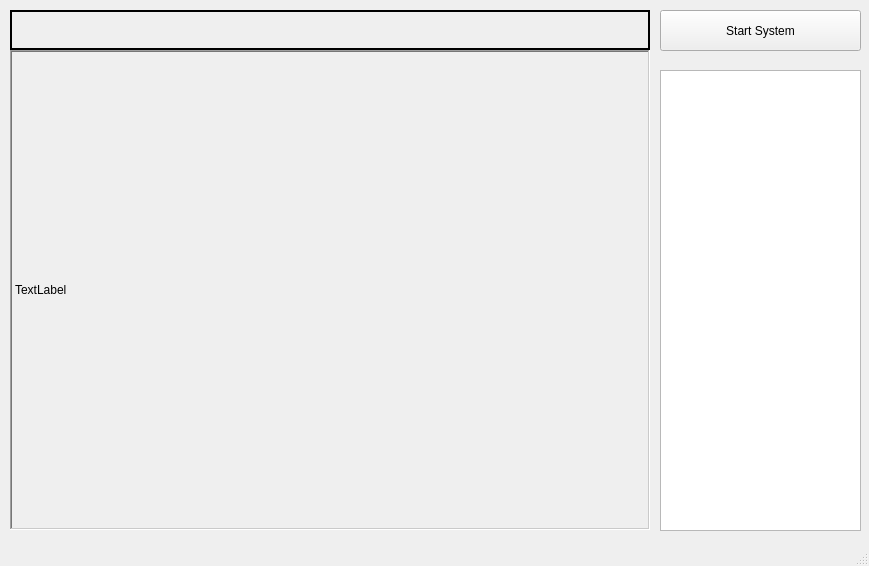
The window that Projects/EyesOn24SC/EyesOn24SC/Solution/mainwindow.ui (msurguy/raspberry_pi) describes before a commit, drawn with Qt 5.
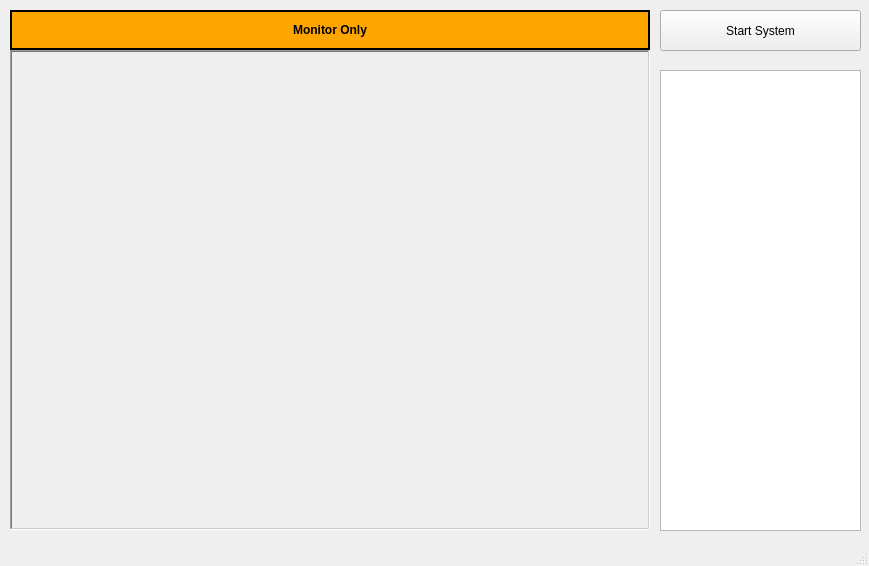
The same window after the commit.

Commit message: Fixed crashing monitor

What changed in the file:
```diff
--- a/Projects/EyesOn24SC/EyesOn24SC/Solution/mainwindow.ui
+++ b/Projects/EyesOn24SC/EyesOn24SC/Solution/mainwindow.ui
@@ -33,7 +33,7 @@
      <number>3</number>
     </property>
     <property name="text">
-     <string>TextLabel</string>
+     <string/>
     </property>
     <property name="scaledContents">
      <bool>true</bool>
@@ -54,11 +54,15 @@
       <bold>true</bold>
      </font>
     </property>
+    <property name="styleSheet">
+     <string notr="true">background-color : orange; 
+color : black;</string>
+    </property>
     <property name="frameShape">
      <enum>QFrame::WinPanel</enum>
     </property>
     <property name="text">
-     <string/>
+     <string>Monitor Only</string>
     </property>
     <property name="alignment">
      <set>Qt::AlignCenter</set>
```
The commit also changes 3 other files.
